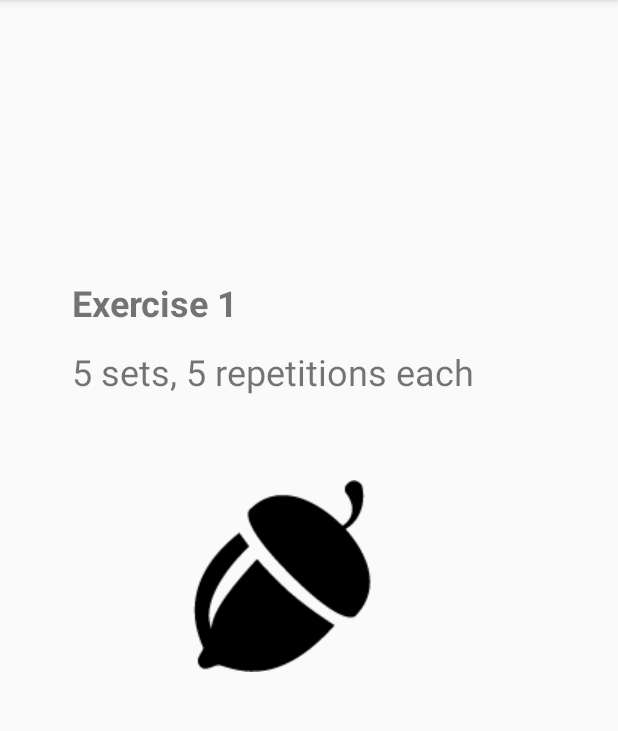
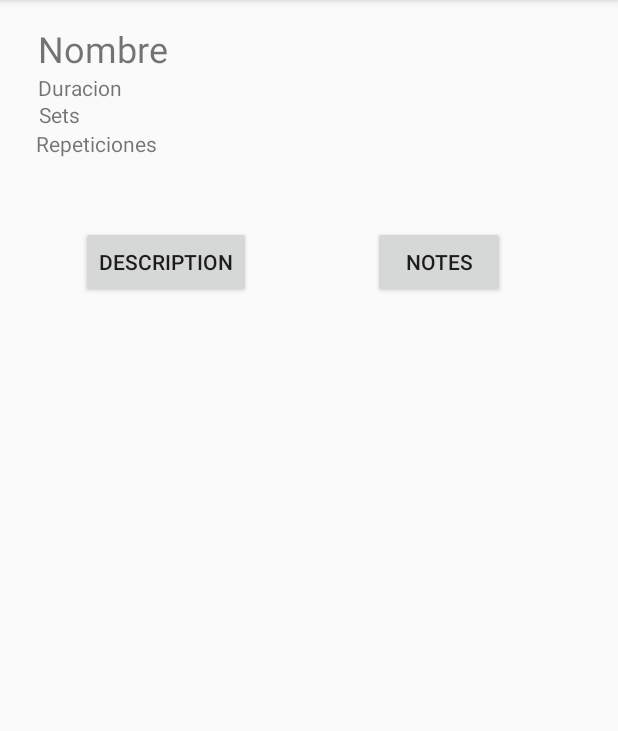
Before and after one commit to emamex98/MobileDevProject, an Android app: the ExerciseActivity screen opened directly, with no data from a screen before it, on a phone screen of 412 x 824 dp, the part 84-815 px from its top. Run offline under Robolectric (Android 15) with nearby library versions, the phone set to English and light mode, and no system bars; our stand-ins replace Firebase (no records; nobody signed in at launch, a user with empty details on screens opened directly); 6 statements that could not run were skipped.

Commit message:
No Toolbar, Fragment, Exercise detail(incomplete)

```diff
--- a/RightTime/app/build.gradle
+++ b/RightTime/app/build.gradle
@@ -25,6 +25,7 @@ dependencies {
     implementation 'com.android.support.constraint:constraint-layout:1.1.3'
     implementation 'com.google.firebase:firebase-core:16.0.1'
     implementation 'com.google.firebase:firebase-database:16.0.1'
+    implementation 'com.android.support:support-v4:28.0.0'
     testImplementation 'junit:junit:4.12'
     androidTestImplementation 'com.android.support.test:runner:1.0.2'
     androidTestImplementation 'com.android.support.test.espresso:espresso-core:3.0.2'
--- a/RightTime/app/src/main/java/xyz/nuel/righttime/ExerciseActivity.java
+++ b/RightTime/app/src/main/java/xyz/nuel/righttime/ExerciseActivity.java
@@ -1,13 +1,77 @@
 package xyz.nuel.righttime;
 
+import android.content.Intent;
+import android.support.annotation.NonNull;
+import android.support.annotation.Nullable;
+import android.support.v4.app.Fragment;
+import android.support.v4.app.FragmentManager;
+import android.support.v4.app.FragmentTransaction;
 import android.support.v7.app.AppCompatActivity;
 import android.os.Bundle;
+import android.view.View;
+import android.widget.TextView;
+
+import com.google.firebase.database.ChildEventListener;
+import com.google.firebase.database.DataSnapshot;
+import com.google.firebase.database.DatabaseError;
+import com.google.firebase.database.DatabaseReference;
+import com.google.firebase.database.FirebaseDatabase;
 
 public class ExerciseActivity extends AppCompatActivity {
+
+    private Exercise ejercicio;
+    private TextView nombre, set, rep, tiempo;
+
 
     @Override
     protected void onCreate(Bundle savedInstanceState) {
         super.onCreate(savedInstanceState);
         setContentView(R.layout.activity_exercise);
+
+
+        nombre = findViewById(R.id.name);
+        set = findViewById(R.id.sets);
+        rep = findViewById(R.id.repetitions);
+        tiempo = findViewById(R.id.duration);
+
+        Intent intent = getIntent();
+        ejercicio = (Exercise) intent.getSerializableExtra("ejercicio");
+
+        nombre.setText(ejercicio.getName());
+        set.setText(ejercicio.getSets());
+        rep.setText(ejercicio.getReps());
+        tiempo.setText(ejercicio.getDuration());
+
+        ExerciseFragment ef = ExerciseFragment.newInstance(ejercicio.getDescription());
+        FragmentManager manager = getSupportFragmentManager();
+        FragmentTransaction transaction = manager.beginTransaction();
+        transaction.add(R.id.container, ef, "ExerciseFragment");
+        transaction.commit();
+
+    }
+
+    public void loadDescription(View v){
+        FragmentManager manager = getSupportFragmentManager();
+        Fragment nf = manager.findFragmentByTag("NotesFragment");
+        if(nf != null){
+            ExerciseFragment ef = ExerciseFragment.newInstance(ejercicio.getDescription());
+            FragmentTransaction transaction = manager.beginTransaction();
+            transaction.remove(nf);
+            transaction.add(R.id.container, ef, "ExerciseFragment");
+            transaction.commit();
+        }
+    }
+
+    public void loadNotes(View v){
+        FragmentManager manager = getSupportFragmentManager();
+        Fragment ef = manager.findFragmentByTag("ExerciseFragment");
+        if(ef != null){
+            NotesFragment nf = NotesFragment.newInstance(ejercicio.getNotes());
+            FragmentTransaction transaction = manager.beginTransaction();
+            transaction.remove(ef);
+            transaction.add(R.id.container, nf, "NotesFragment");
+            transaction.commit();
+        }
+
     }
 }
--- a/RightTime/app/src/main/res/layout/activity_exercise.xml
+++ b/RightTime/app/src/main/res/layout/activity_exercise.xml
@@ -4,41 +4,87 @@
     xmlns:tools="http://schemas.android.com/tools"
     android:layout_width="match_parent"
     android:layout_height="match_parent"
-    tools:context=".ExerciseActivity">
+    tools:context=".ExerciseActivity"
+    tools:layout_editor_absoluteY="81dp">
 
     <TextView
-        android:id="@+id/textView3"
+        android:id="@+id/name"
         android:layout_width="wrap_content"
         android:layout_height="wrap_content"
-        android:layout_marginStart="48dp"
-        android:layout_marginLeft="48dp"
-        android:layout_marginTop="185dp"
-        android:text="Exercise 1"
+        android:layout_marginTop="16dp"
+        android:text="Nombre"
         android:textSize="24sp"
-        android:textStyle="bold"
-        app:layout_constraintStart_toStartOf="parent"
+        app:layout_constraintStart_toStartOf="@+id/duration"
         app:layout_constraintTop_toTopOf="parent" />
 
     <TextView
-        android:id="@+id/textView5"
+        android:id="@+id/duration"
         android:layout_width="wrap_content"
         android:layout_height="wrap_content"
-        android:layout_marginStart="48dp"
-        android:layout_marginLeft="48dp"
-        android:layout_marginTop="13dp"
-        android:text="5 sets, 5 repetitions each"
-        android:textSize="24sp"
-        app:layout_constraintStart_toStartOf="parent"
-        app:layout_constraintTop_toBottomOf="@+id/textView3" />
+        android:text="Duracion"
+        app:layout_constraintEnd_toEndOf="@+id/sets"
+        app:layout_constraintStart_toEndOf="@+id/sets"
+        app:layout_constraintTop_toBottomOf="@+id/name" />
 
-    <ImageView
-        android:id="@+id/imageView"
+    <TextView
+        android:id="@+id/sets"
         android:layout_width="wrap_content"
         android:layout_height="wrap_content"
-        android:layout_marginStart="124dp"
-        android:layout_marginLeft="124dp"
-        android:layout_marginTop="56dp"
+        android:layout_marginStart="2dp"
+        android:layout_marginLeft="2dp"
+        android:text="Sets"
+        app:layout_constraintBottom_toTopOf="@+id/repetitions"
+        app:layout_constraintStart_toStartOf="@+id/repetitions" />
+
+    <TextView
+        android:id="@+id/repetitions"
+        android:layout_width="wrap_content"
+        android:layout_height="wrap_content"
+        android:layout_marginStart="24dp"
+        android:layout_marginLeft="24dp"
+        android:layout_marginTop="18dp"
+        android:text="Repeticiones"
         app:layout_constraintStart_toStartOf="parent"
-        app:layout_constraintTop_toBottomOf="@+id/textView5"
-        app:srcCompat="@drawable/plantsnut" />
+        app:layout_constraintTop_toBottomOf="@+id/duration" />
+
+    <RelativeLayout
+        android:id="@+id/container"
+        android:layout_width="0dp"
+        android:layout_height="0dp"
+        android:layout_marginStart="8dp"
+        android:layout_marginLeft="8dp"
+        android:layout_marginTop="29dp"
+        android:layout_marginEnd="8dp"
+        android:layout_marginRight="8dp"
+        android:layout_marginBottom="11dp"
+        app:layout_constraintBottom_toBottomOf="parent"
+        app:layout_constraintEnd_toEndOf="parent"
+        app:layout_constraintStart_toStartOf="parent"
+        app:layout_constraintTop_toBottomOf="@+id/desButton">
+
+    </RelativeLayout>
+
+    <Button
+        android:id="@+id/desButton"
+        android:layout_width="wrap_content"
+        android:layout_height="wrap_content"
+        android:layout_marginStart="46dp"
+        android:layout_marginLeft="46dp"
+        android:layout_marginTop="45dp"
+        android:onClick="loadDescription"
+        android:text="Description"
+        app:layout_constraintStart_toStartOf="@+id/container"
+        app:layout_constraintTop_toBottomOf="@+id/repetitions" />
+
+    <Button
+        android:id="@+id/notesButton"
+        android:layout_width="wrap_content"
+        android:layout_height="wrap_content"
+        android:layout_marginEnd="67dp"
+        android:layout_marginRight="67dp"
+        android:layout_marginBottom="29dp"
+        android:onClick="loadNotes"
+        android:text="Notes"
+        app:layout_constraintBottom_toTopOf="@+id/container"
+        app:layout_constraintEnd_toEndOf="@+id/container" />
 </android.support.constraint.ConstraintLayout>
--- a/RightTime/app/src/main/res/values/strings.xml
+++ b/RightTime/app/src/main/res/values/strings.xml
@@ -1,3 +1,6 @@
 <resources>
     <string name="app_name">RightTime</string>
+
+    <!-- TODO: Remove or change this placeholder text -->
+    <string name="hello_blank_fragment">Hello blank fragment</string>
 </resources>
--- a/RightTime/app/src/main/res/values/styles.xml
+++ b/RightTime/app/src/main/res/values/styles.xml
@@ -8,4 +8,9 @@
         <item name="colorAccent">@color/colorAccent</item>
     </style>
 
+    <style name="AppTheme.NoActionBar">
+        <item name="windowActionBar">false</item>
+        <item name="windowNoTitle">true</item>
+    </style>
+
 </resources>
```
Also changed, not shown: RightTime/app/src/main/AndroidManifest.xml (+4 -4 lines), RightTime/app/src/main/java/xyz/nuel/righttime/Exercise.java (+27 -2 lines), RightTime/app/src/main/java/xyz/nuel/righttime/ExerciseFragment.java (added, +54 -0 lines), RightTime/app/src/main/java/xyz/nuel/righttime/NotesFragment.java (added, +54 -0 lines), RightTime/app/src/main/java/xyz/nuel/righttime/RoutineDetailActivity.java (+14 -1 lines), RightTime/app/src/main/res/layout/activity_main.xml (+38 -29 lines), RightTime/app/src/main/res/layout/fragment_exercise.xml (added, +22 -0 lines), RightTime/app/src/main/res/layout/fragment_notes.xml (added, +22 -0 lines).
